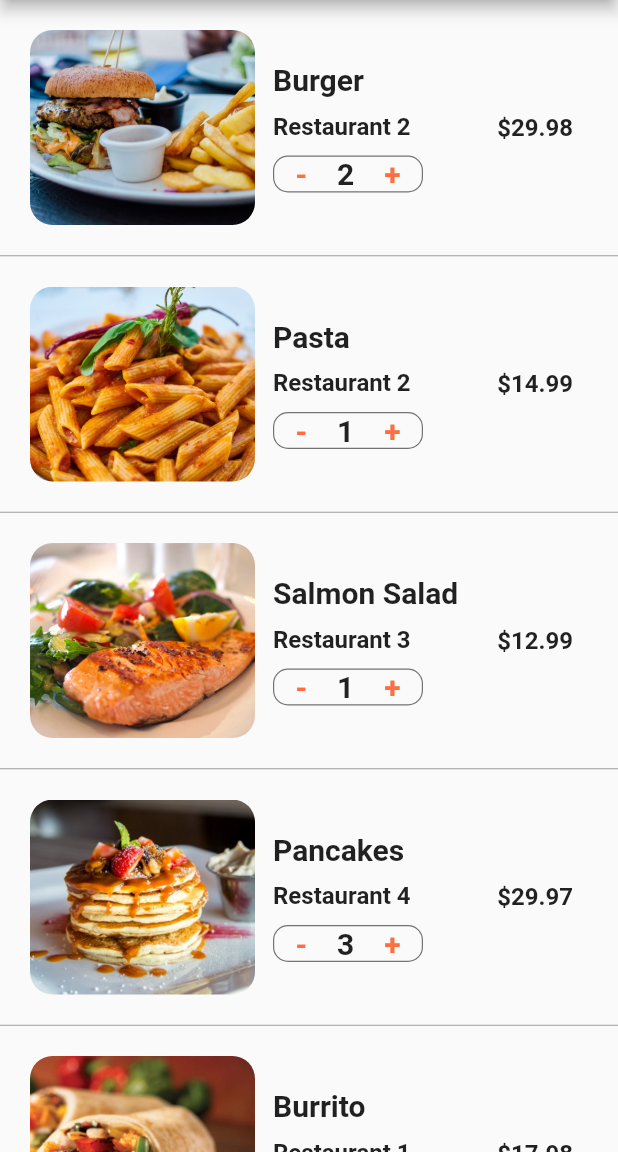
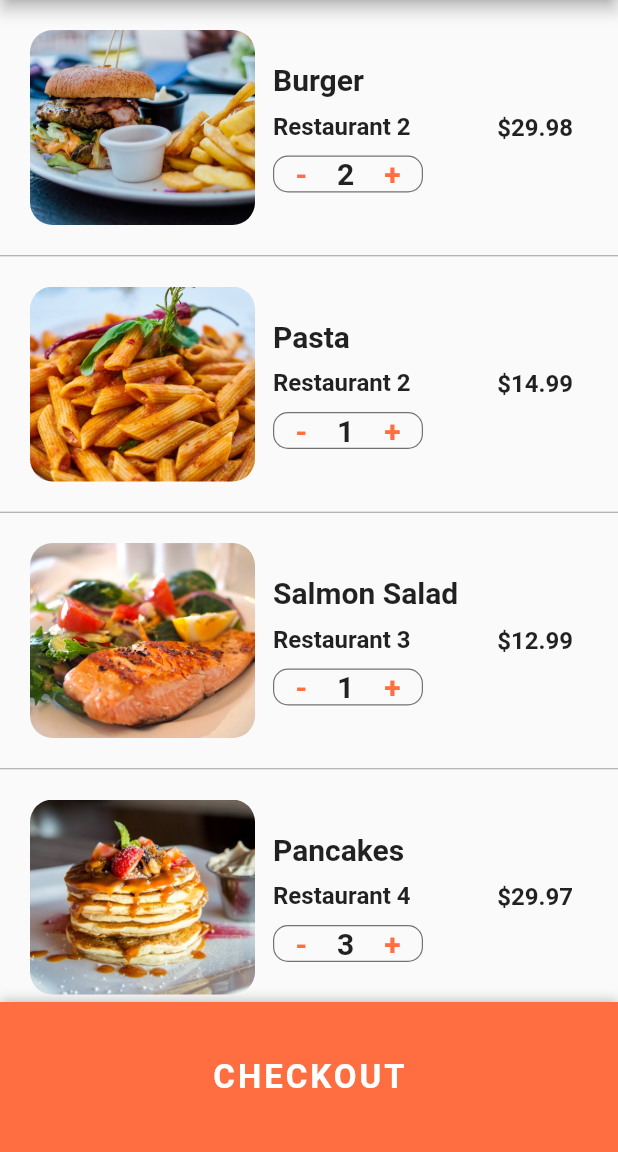
Before and after one commit to pt-phone-home/flutter-delivery-ui, a Flutter app: the CartScreen screen opened directly, on a phone screen of 412 x 824 dp, the part 84-1236 px from its top. Run offline on Flutter 3.47's test engine with Material 2 defaults, Android fonts, the phone set to English and light mode, and no system bars; statements that could not run were skipped.

Commit message:
finshed project

```diff
--- a/lib/screens/cart_screen.dart
+++ b/lib/screens/cart_screen.dart
@@ -109,6 +109,10 @@ class _CartScreenState extends State<CartScreen> {
 
   @override
   Widget build(BuildContext context) {
+    double totalPrice = 0;
+    currentUser.cart.forEach((Order order) {
+      return totalPrice += order.quantity * order.food.price;
+    });
     return Scaffold(
       appBar: AppBar(
         backgroundColor: Colors.deepOrangeAccent,
@@ -130,15 +134,44 @@ class _CartScreenState extends State<CartScreen> {
                   children: [
                     Text(
                       'Estimated delivery time:',
-                      style:
-                          TextStyle(fontSize: 20.0, fontWeight: FontWeight.w600,),
+                      style: TextStyle(
+                        fontSize: 20.0,
+                        fontWeight: FontWeight.w600,
+                      ),
                     ),
                     Text(
                       '25 min',
-                      style:
-                          TextStyle(fontSize: 20.0, fontWeight: FontWeight.w600,),
+                      style: TextStyle(
+                        fontSize: 20.0,
+                        fontWeight: FontWeight.w600,
+                      ),
                     ),
                   ],
+                ),
+                SizedBox(
+                  height: 10.0,
+                ),
+                Row(
+                  mainAxisAlignment: MainAxisAlignment.spaceBetween,
+                  children: [
+                    Text(
+                      'Total cost:',
+                      style: TextStyle(
+                        fontSize: 20.0,
+                        fontWeight: FontWeight.w600,
+                      ),
+                    ),
+                    Text(
+                      '\$${totalPrice.toStringAsFixed(2)}',
+                      style: TextStyle(
+                          fontSize: 20.0,
+                          fontWeight: FontWeight.w600,
+                          color: Colors.green[700]),
+                    ),
+                  ],
+                ),
+                SizedBox(
+                  height: 100.0,
                 ),
               ],
             ),
@@ -151,6 +184,34 @@ class _CartScreenState extends State<CartScreen> {
           );
         },
       ),
+      bottomSheet: Container(
+        height: 100.0,
+        width: MediaQuery.of(context).size.width,
+        decoration: BoxDecoration(
+          color: Theme.of(context).primaryColor,
+          boxShadow: [
+            BoxShadow(
+              color: Colors.black26,
+              offset: Offset(0, -1),
+              blurRadius: 6.0,
+            ),
+          ],
+        ),
+        child: Center(
+          child: TextButton(
+            child: Text(
+              'CHECKOUT',
+              style: TextStyle(
+                color: Colors.white,
+                fontSize: 22.0,
+                fontWeight: FontWeight.bold,
+                letterSpacing: 2.0,
+              ),
+            ),
+            onPressed: () => print('checkout'),
+          ),
+        ),
+      ),
     );
   }
 }
```
